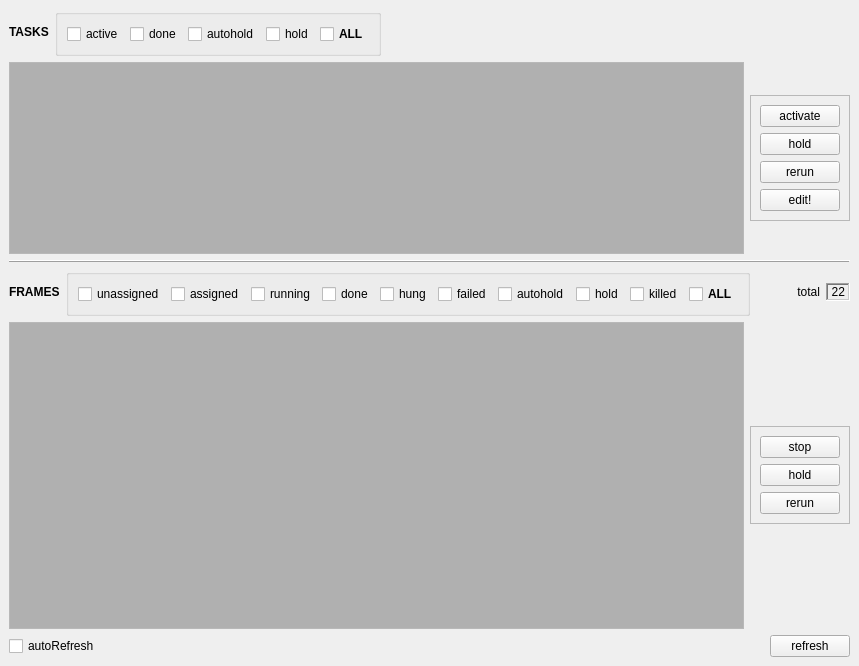
Old version of the form rbhusUI/lib/rbhusListMod.ui in the repository aumanimationstudios/rbhus.
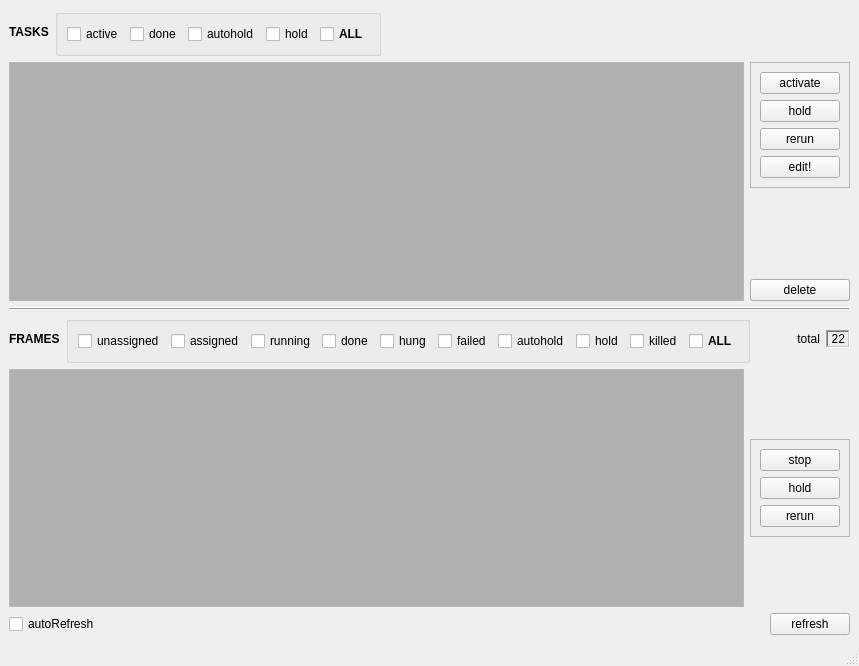
New version of the form.

The edit to the form file:
```diff
--- a/rbhusUI/lib/rbhusListMod.ui
+++ b/rbhusUI/lib/rbhusListMod.ui
@@ -146,7 +146,7 @@
       <item>
        <widget class="QTableWidget" name="tableList">
         <property name="sizePolicy">
-         <sizepolicy hsizetype="MinimumExpanding" vsizetype="Fixed">
+         <sizepolicy hsizetype="MinimumExpanding" vsizetype="MinimumExpanding">
           <horstretch>0</horstretch>
           <verstretch>0</verstretch>
          </sizepolicy>
@@ -289,6 +289,41 @@
           </layout>
          </widget>
         </item>
+        <item>
+         <spacer name="verticalSpacer">
+          <property name="orientation">
+           <enum>Qt::Vertical</enum>
+          </property>
+          <property name="sizeHint" stdset="0">
+           <size>
+            <width>20</width>
+            <height>40</height>
+           </size>
+          </property>
+         </spacer>
+        </item>
+        <item>
+         <widget class="QPushButton" name="taskDelete">
+          <property name="sizePolicy">
+           <sizepolicy hsizetype="Minimum" vsizetype="Fixed">
+            <horstretch>0</horstretch>
+            <verstretch>0</verstretch>
+           </sizepolicy>
+          </property>
+          <property name="toolTip">
+           <string>&lt;html&gt;&lt;head/&gt;&lt;body&gt;&lt;p&gt;&lt;span style=&quot; font-weight:600; text-decoration: underline; color:#ff0000;&quot;&gt;CHECK MORE THAN 100 TIMES IF POSSIBLE BEFORE DELETING !!&lt;/span&gt;&lt;/p&gt;&lt;/body&gt;&lt;/html&gt;</string>
+          </property>
+          <property name="statusTip">
+           <string>CHECK MORE THAN 100 TIMES IF POSSIBLE BEFORE DELETING !!</string>
+          </property>
+          <property name="text">
+           <string>delete</string>
+          </property>
+          <property name="flat">
+           <bool>false</bool>
+          </property>
+         </widget>
+        </item>
        </layout>
       </item>
      </layout>
@@ -761,6 +796,7 @@
     </item>
    </layout>
   </widget>
+  <widget class="QStatusBar" name="statusBar"/>
  </widget>
  <resources/>
  <connections/>
```
